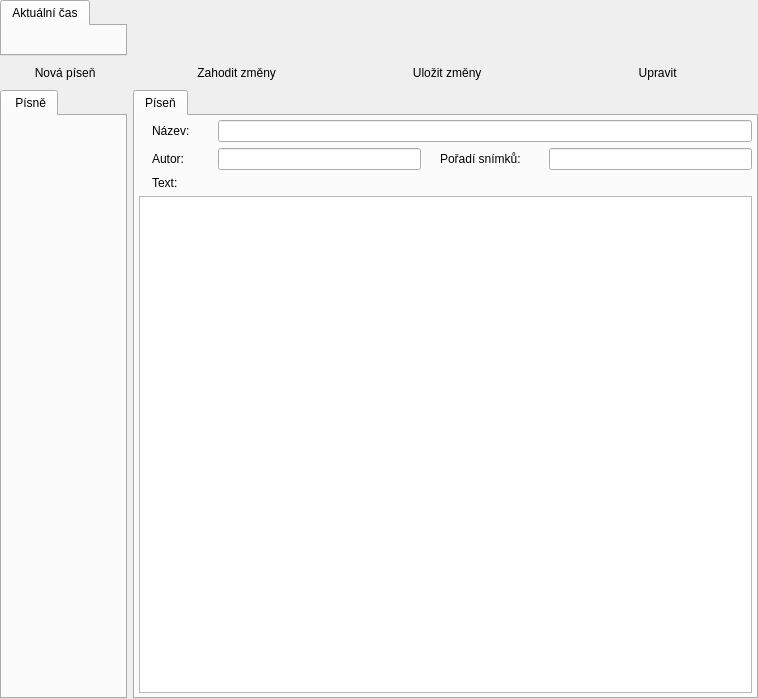
The window that src/gui/mainwindow_songsmode.ui (CZDanol/StrawLumen) describes before a commit, drawn with Qt 5.
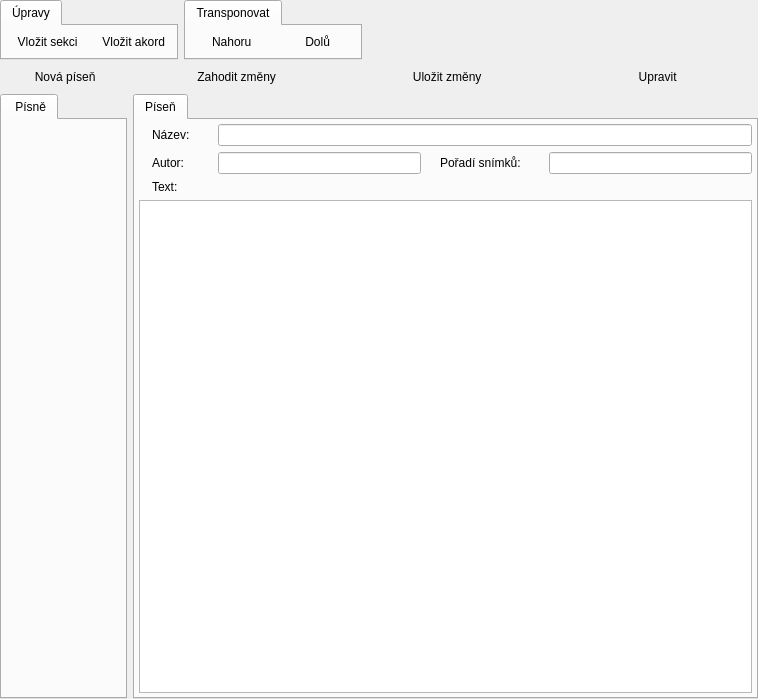
The same window after the commit. Icons and pictures are not drawn. Custom widgets are drawn as their Qt base class.

Diff of the .ui file:
```diff
--- a/src/gui/mainwindow_songsmode.ui
+++ b/src/gui/mainwindow_songsmode.ui
@@ -58,7 +58,7 @@
            <normaloff>:/icons/16/Clock_16px.png</normaloff>:/icons/16/Clock_16px.png</iconset>
          </attribute>
          <attribute name="title">
-          <string>Aktuální čas</string>
+          <string>Úpravy</string>
          </attribute>
          <layout class="QHBoxLayout" name="horizontalLayout_7">
           <property name="leftMargin">
@@ -74,16 +74,94 @@
            <number>4</number>
           </property>
           <item>
-           <widget class="QLabel" name="lblCurrentTime">
-            <property name="font">
-             <font>
-              <pointsize>12</pointsize>
-              <weight>75</weight>
-              <bold>true</bold>
-             </font>
+           <widget class="QPushButton" name="btnInsertSection">
+            <property name="text">
+             <string> Vložit sekci</string>
             </property>
-            <property name="alignment">
-             <set>Qt::AlignCenter</set>
+            <property name="icon">
+             <iconset resource="../../res/resources.qrc">
+              <normaloff>:/icons/16/Term_16px.png</normaloff>:/icons/16/Term_16px.png</iconset>
+            </property>
+            <property name="flat">
+             <bool>true</bool>
+            </property>
+           </widget>
+          </item>
+          <item>
+           <widget class="QPushButton" name="btnDiscardChanges_3">
+            <property name="text">
+             <string> Vložit akord</string>
+            </property>
+            <property name="icon">
+             <iconset resource="../../res/resources.qrc">
+              <normaloff>:/icons/16/Guitar_16px.png</normaloff>:/icons/16/Guitar_16px.png</iconset>
+            </property>
+            <property name="flat">
+             <bool>true</bool>
+            </property>
+           </widget>
+          </item>
+         </layout>
+        </widget>
+       </widget>
+      </item>
+      <item>
+       <widget class="QTabWidget" name="twTranspose">
+        <property name="sizePolicy">
+         <sizepolicy hsizetype="Preferred" vsizetype="Preferred">
+          <horstretch>0</horstretch>
+          <verstretch>0</verstretch>
+         </sizepolicy>
+        </property>
+        <property name="currentIndex">
+         <number>0</number>
+        </property>
+        <widget class="QWidget" name="tab_10">
+         <attribute name="icon">
+          <iconset resource="../../res/resources.qrc">
+           <normaloff>:/icons/16/Split Vertical_16px.png</normaloff>:/icons/16/Split Vertical_16px.png</iconset>
+         </attribute>
+         <attribute name="title">
+          <string>Transponovat</string>
+         </attribute>
+         <layout class="QHBoxLayout" name="horizontalLayout_8">
+          <property name="leftMargin">
+           <number>4</number>
+          </property>
+          <property name="topMargin">
+           <number>4</number>
+          </property>
+          <property name="rightMargin">
+           <number>4</number>
+          </property>
+          <property name="bottomMargin">
+           <number>4</number>
+          </property>
+          <item>
+           <widget class="QPushButton" name="btnDiscardChanges_7">
+            <property name="text">
+             <string> Nahoru</string>
+            </property>
+            <property name="icon">
+             <iconset resource="../../res/resources.qrc">
+              <normaloff>:/icons/16/Up_16px.png</normaloff>:/icons/16/Up_16px.png</iconset>
+            </property>
+            <property name="flat">
+             <bool>true</bool>
+            </property>
+           </widget>
+          </item>
+          <item>
+           <widget class="QPushButton" name="btnDiscardChanges_8">
+            <property name="text">
+             <string> Dolů</string>
+            </property>
+            <property name="icon">
+             <iconset resource="../../res/resources.qrc">
+              <normaloff>:/icons/16/Down Arrow_16px.png</normaloff>:/icons/16/Down Arrow_16px.png</iconset>
+            </property>
+            <property name="flat">
+             <bool>true</bool>
             </property>
            </widget>
           </item>
@@ -160,18 +238,6 @@
            <string> Písně</string>
           </attribute>
           <layout class="QVBoxLayout" name="verticalLayout_6">
-           <property name="leftMargin">
-            <number>4</number>
-           </property>
-           <property name="topMargin">
-            <number>4</number>
-           </property>
-           <property name="rightMargin">
-            <number>4</number>
-           </property>
-           <property name="bottomMargin">
-            <number>4</number>
-           </property>
            <item>
             <widget class="SongListWidget" name="wgtSongList" native="true">
              <property name="sizePolicy">
@@ -422,6 +488,16 @@
    <header>gui/songlistwidget.h</header>
    <container>1</container>
   </customwidget>
+  <customwidget>
+   <class>SongContentTextEdit</class>
+   <extends>QTextEdit</extends>
+   <header>util/songcontenttextedit.h</header>
+  </customwidget>
+  <customwidget>
+   <class>WordCompletingLineEdit</class>
+   <extends>QLineEdit</extends>
+   <header>util/wordcompletinglineedit.h</header>
+  </customwidget>
  </customwidgets>
  <tabstops>
   <tabstop>twSongs</tabstop>
```
Left out of the diff: 19 changed lines with no effect on the pictures.
